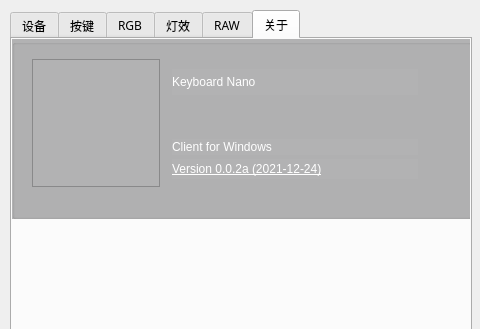
This is QtUI/main.ui in Jackadminx/Keyboard_nano_client as Qt 5 draws it before an edit; both pictures show x 0 to 480 and y 0 to 329 of the 480 by 640 pixel window. The edited form follows.
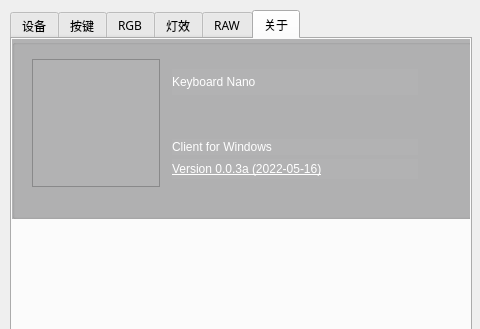
This is the edited form. The open tabs and pages were chosen to show the change. Icons and pictures are not drawn.

Commit message: 修复标准键盘扩展功能键显示不全bug

What changed in the file:
```diff
--- a/QtUI/main.ui
+++ b/QtUI/main.ui
@@ -2134,7 +2134,7 @@
 font: 9pt &quot;Microsoft YaHei UI&quot;;</string>
        </property>
        <property name="text">
-        <string>&lt;a href=&quot;https://github.com/Jackadminx/Keyboard_nano_client&quot; style=&quot;color:#ffffff;&quot;&gt;Version 0.0.2a (2021-12-24)&lt;/a&gt;</string>
+        <string>&lt;a href=&quot;https://github.com/Jackadminx/Keyboard_nano_client&quot; style=&quot;color:#ffffff;&quot;&gt;Version 0.0.3a (2022-05-16)&lt;/a&gt;</string>
        </property>
        <property name="openExternalLinks">
         <bool>true</bool>
```
The commit also changes 1 other file.
